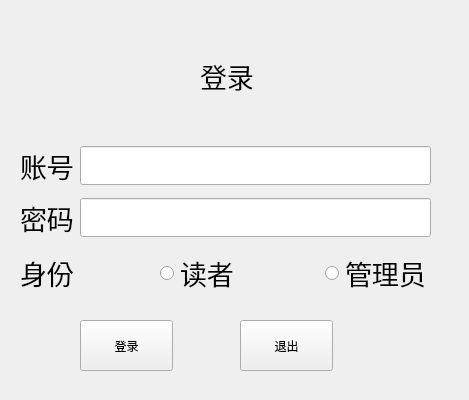
The window that widget.ui (summerwunder/LibraryManagement) describes before a commit, drawn with Qt 5.
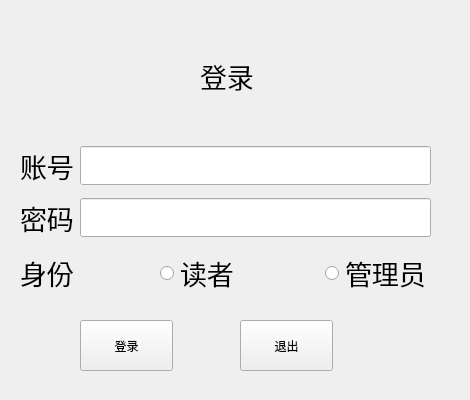
The same window after the commit.

What changed in the file:
```diff
--- a/widget.ui
+++ b/widget.ui
@@ -6,7 +6,7 @@
    <rect>
     <x>0</x>
     <y>0</y>
-    <width>469</width>
+    <width>470</width>
     <height>400</height>
    </rect>
   </property>
```
